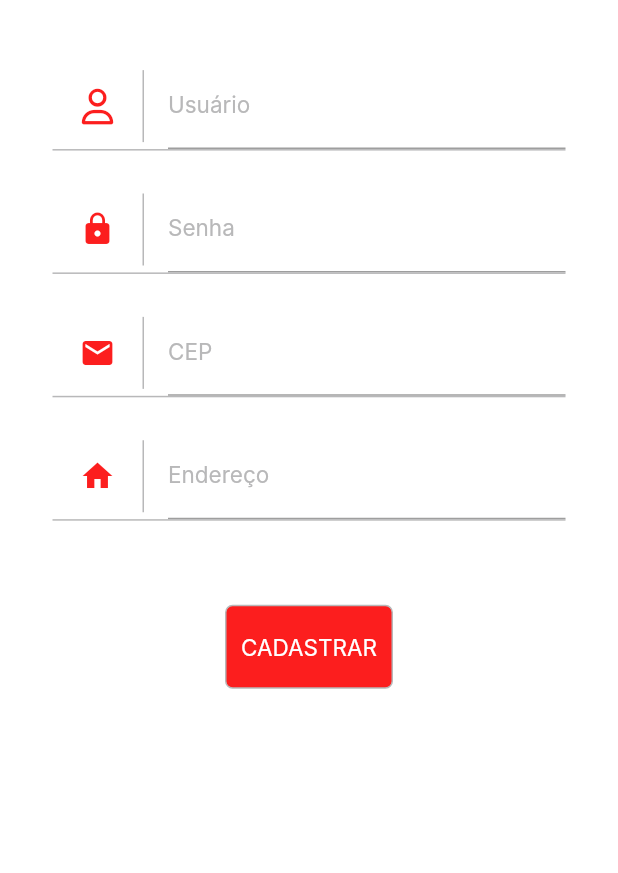
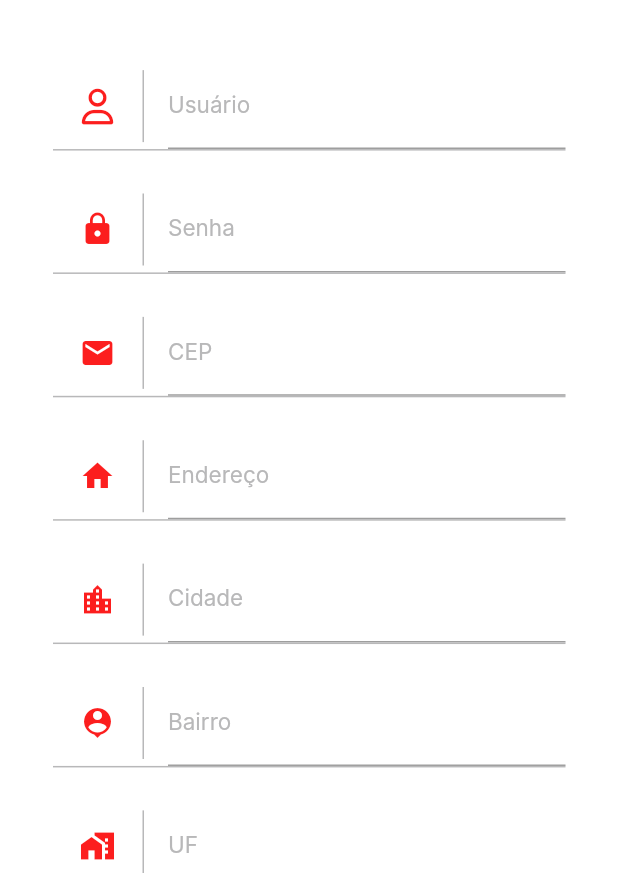
Before and after one commit to ruanranison/mrfr_pay, a Flutter app: the screen it shows after launch, after a tap on "Cadastre-se", on a phone screen of 412 x 824 dp, the part 363-1236 px from its top. Run offline on Flutter 3.47's test engine with Material 2 defaults, Android fonts, the phone set to English and light mode, and no system bars; our stand-ins replace flutter_masked_text2, font_awesome_flutter, geocoding, google_maps_flutter, sqflite; missing offline and left inert: animated_card; accounts and stored records are empty; Roboto replaces fonts that are missing (Inter).

Commit message:
vsfd tbm tlgd

```diff
--- a/lib/data/DBHelper.dart
+++ b/lib/data/DBHelper.dart
@@ -3,12 +3,12 @@ import 'package:path/path.dart';
 import 'package:sqflite/sqflite.dart';
 
 class DBHelper {
-
   initDB() async {
     String path = await getDatabasesPath();
     String dbPath = join(path, "boleto.db");
 
-    Database db = await openDatabase(dbPath,
+    Database db = await openDatabase(
+      dbPath,
       version: 1,
       onCreate: onCreate,
     );
@@ -17,14 +17,16 @@ class DBHelper {
   }
 
   Future<FutureOr<void>> onCreate(Database db, int version) async {
-    String sql = "CREATE TABLE user (username varchar(100) PRIMARY KEY, password varchar(100))";
+    String sql =
+        "CREATE TABLE user (username varchar(100) PRIMARY KEY, password varchar(100), city varchar(100))";
     await db.execute(sql);
 
-    sql = "CREATE TABLE boleto (nome varchar(100), valor varchar(20), codigo varchar(20) PRIMARY KEY, vencimento DATE)";
+    sql =
+        "CREATE TABLE boleto (nome varchar(100), valor varchar(20), codigo varchar(20) PRIMARY KEY, vencimento DATE)";
     await db.execute(sql);
 
-    sql = "CREATE TABLE extrato (nome varchar(100), valor varchar(20), codigo varchar(20) PRIMARY KEY, vencimento DATE)";
+    sql =
+        "CREATE TABLE extrato (nome varchar(100), valor varchar(20), codigo varchar(20) PRIMARY KEY, vencimento DATE)";
     await db.execute(sql);
   }
-
 }
--- a/lib/domain/user.dart
+++ b/lib/domain/user.dart
@@ -1,20 +1,21 @@
-class User{
-
+class User {
   late String username;
   late String password;
+  late String city;
 
-  User({required this.username, required this.password});
+  User({required this.username, required this.password, required this.city});
 
   User.fromJson(Map<String, dynamic> json) {
     username = json['username'];
     password = json['password'];
+    city = json["city"];
   }
 
-  Map<String, dynamic > toJson() {
+  Map<String, dynamic> toJson() {
     final Map<String, dynamic> data = {};
     data['username'] = username;
     data['password'] = password;
+    data['city'] = city;
     return data;
-
   }
 }
--- a/lib/screens/cadastro_screen.dart
+++ b/lib/screens/cadastro_screen.dart
@@ -25,6 +25,9 @@ class _CadastroScreenState extends State<CadastroScreen> {
   final TextEditingController _passwordcontroller = TextEditingController();
   final TextEditingController _cepController = TextEditingController();
   final TextEditingController _addressController = TextEditingController();
+  final TextEditingController _cityController = TextEditingController();
+  final TextEditingController _bairroController = TextEditingController();
+  final TextEditingController _ufController = TextEditingController();
 
   @override
   Widget build(BuildContext context) {
@@ -34,9 +37,6 @@ class _CadastroScreenState extends State<CadastroScreen> {
         body: Padding(
           padding: const EdgeInsets.only(left: 35, right: 35),
           child: SingleChildScrollView(
-            child: SizedBox(
-              width: size.width,
-              height: size.height,
             child: Column(children: [
               SizedBox(
                 height: size.height * 0.13,
@@ -52,6 +52,7 @@ class _CadastroScreenState extends State<CadastroScreen> {
               ),
               Form(
                 key: _formKey,
+                child: SingleChildScrollView(
                   child: Column(
                     children: [
                       InputTextWidget(
@@ -80,6 +81,7 @@ class _CadastroScreenState extends State<CadastroScreen> {
                       ),
                       InputTextWidget(
                         icon: Icons.mail,
+                        onEditingComplete: onEditingComplete,
                         label: "CEP",
                         controller: _cepController,
                         validator: (value) {
@@ -89,7 +91,6 @@ class _CadastroScreenState extends State<CadastroScreen> {
 
                           return null;
                         },
-                        onEditingComplete: onEditingComplete,
                       ),
                       InputTextWidget(
                         label: "Endereço",
@@ -103,10 +104,47 @@ class _CadastroScreenState extends State<CadastroScreen> {
                           return null;
                         },
                       ),
+                      InputTextWidget(
+                        label: "Cidade",
+                        icon: Icons.location_city,
+                        controller: _cityController,
+                        validator: (value) {
+                          if (value == null || value.isEmpty) {
+                            return 'Campo obrigatório';
+                          }
+
+                          return null;
+                        },
+                      ),
+                      InputTextWidget(
+                        label: "Bairro",
+                        icon: Icons.location_history,
+                        controller: _bairroController,
+                        validator: (value) {
+                          if (value == null || value.isEmpty) {
+                            return 'Campo obrigatório';
+                          }
+
+                          return null;
+                        },
+                      ),
+                      InputTextWidget(
+                        label: "UF",
+                        icon: Icons.maps_home_work,
+                        controller: _ufController,
+                        validator: (value) {
+                          if (value == null || value.isEmpty) {
+                            return 'Campo obrigatório';
+                          }
+
+                          return null;
+                        },
+                      ),
                       const SizedBox(
                         height: 32,
                       ),
-                      Container(
+                      SingleChildScrollView(
+                        child: Container(
                           decoration: BoxDecoration(
                             color: AppColors.primary,
                             borderRadius: BorderRadius.circular(5),
@@ -121,10 +159,13 @@ class _CadastroScreenState extends State<CadastroScreen> {
                                 label: "CADASTRAR",
                                 onPressed: () async {
                                   String userDigitado = _usercontroller.text;
-                                String senhaDigitada = _passwordcontroller.text;
+                                  String senhaDigitada =
+                                      _passwordcontroller.text;
+                                  String cidadeDigitada = _cityController.text;
                                   User user = User(
                                       username: userDigitado,
-                                    password: senhaDigitada);
+                                      password: senhaDigitada,
+                                      city: cidadeDigitada);
                                   await UserDao().cadastrarUser(user: user);
                                   Navigator.pushReplacementNamed(
                                       context, '/login');
@@ -134,11 +175,12 @@ class _CadastroScreenState extends State<CadastroScreen> {
                             ],
                           ),
                         ),
+                      ),
                     ],
                   ),
                 ),
+              ),
             ]),
-            ),
           ),
         ));
   }
@@ -147,5 +189,8 @@ class _CadastroScreenState extends State<CadastroScreen> {
     Address address = await AddressApi().findAddressByCep(_cepController.text);
 
     _addressController.text = address.logradouro;
+    _cityController.text = address.localidade;
+    _bairroController.text = address.bairro;
+    _ufController.text = address.uf;
   }
 }
--- a/lib/screens/login_screen.dart
+++ b/lib/screens/login_screen.dart
@@ -98,11 +98,16 @@ class _LoginScreenState extends State<LoginScreen> {
                               bool login =
                                   await UserDao().autenticar(user, senha);
                               if (login == true) {
+                                dynamic findCity =
+                                    UserDao().listarUsers(user, senha);
+
+                                String cityLogada = findCity.toString();
                                 Navigator.push(
                                     context,
                                     MaterialPageRoute(
                                         builder: ((context) => HomeScreen(
                                               user: user,
+                                              city: cityLogada,
                                             ))));
                               } else {
                                 showSnackBar("Dados incorretos");
--- a/pubspec.yaml
+++ b/pubspec.yaml
@@ -40,6 +40,8 @@ dependencies:
   sqflite:
   path:
   http: ^0.13.5
+  google_maps_flutter: ^2.2.3
+  geocoding: ^2.0.5
 
 dev_dependencies:
   flutter_test:
```
Also changed, not shown: lib/data/UserDao.dart (+14 -9 lines), lib/screens/home_screen.dart (+32 -4 lines), lib/screens/map_page.dart (added, +35 -0 lines), pubspec.lock. Lines whose indentation alone changed are shown as unchanged.
